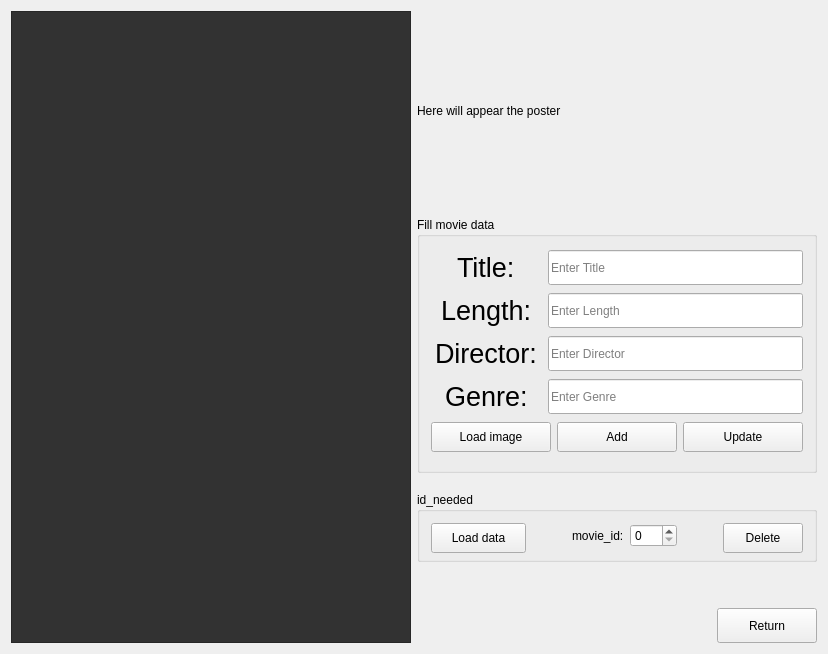
The window that MovieManager.ui (JustKoshi/QTCinemaProject) describes before a commit, drawn with Qt 5.
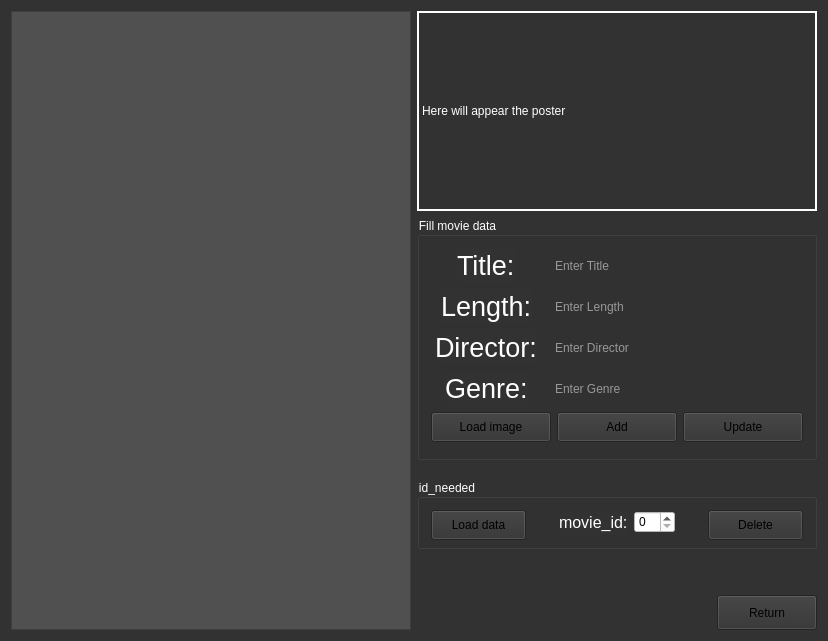
The same window after the commit.

```diff
--- a/MovieManager.ui
+++ b/MovieManager.ui
@@ -7,13 +7,18 @@
     <x>0</x>
     <y>0</y>
     <width>828</width>
-    <height>654</height>
+    <height>641</height>
    </rect>
   </property>
   <property name="windowTitle">
    <string>MovieManager</string>
   </property>
   <widget class="QWidget" name="centralWidget">
+   <property name="styleSheet">
+    <string notr="true">QWidget{
+background-color: rgb(50,50,50);
+}</string>
+   </property>
    <layout class="QHBoxLayout" name="horizontalLayout_3">
     <item>
      <layout class="QHBoxLayout" name="horizontalLayout_2" stretch="0,0">
@@ -27,7 +32,8 @@
         </property>
         <property name="styleSheet">
          <string notr="true">QTableView{
-background-color: rgb(50, 50, 50);
+background-color: rgb(80,80, 80);
+color: white;
 }</string>
         </property>
        </widget>
@@ -52,7 +58,10 @@
            <enum>Qt::LeftToRight</enum>
           </property>
           <property name="styleSheet">
-           <string notr="true"/>
+           <string notr="true">QLabel{
+color: white;
+border: 2px solid white;
+}</string>
           </property>
           <property name="text">
            <string>Here will appear the poster</string>
@@ -63,6 +72,11 @@
          <layout class="QVBoxLayout" name="verticalLayout">
           <item>
            <widget class="QGroupBox" name="groupBox_2">
+            <property name="styleSheet">
+             <string notr="true">QGroupBox{
+color: white;
+}</string>
+            </property>
             <property name="title">
              <string>Fill movie data</string>
             </property>
@@ -86,9 +100,15 @@
                 <widget class="QLabel" name="label">
                  <property name="font">
                   <font>
+                   <family>Arial</family>
                    <pointsize>20</pointsize>
                   </font>
                  </property>
+                 <property name="styleSheet">
+                  <string notr="true">QLabel{
+color: white;
+}</string>
+                 </property>
                  <property name="text">
                   <string>Title:</string>
                  </property>
@@ -115,6 +135,18 @@
                    <height>35</height>
                   </size>
                  </property>
+                 <property name="styleSheet">
+                  <string notr="true">QLineEdit{
+border: none;
+border-bottom: 3px solid rbg(255,255,255);
+background-color: Transparent;
+color: white;
+padding:5px 5px 5px 5px;
+}
+QLineEdit:Focus{
+border:2px solid rgb(255,255,255);
+}</string>
+                 </property>
                  <property name="placeholderText">
                   <string>Enter Title</string>
                  </property>
@@ -141,9 +173,15 @@
                 <widget class="QLabel" name="label_2">
                  <property name="font">
                   <font>
+                   <family>Arial</family>
                    <pointsize>20</pointsize>
                   </font>
                  </property>
+                 <property name="styleSheet">
+                  <string notr="true">QLabel{
+color: white;
+}</string>
+                 </property>
                  <property name="text">
                   <string>Length:</string>
                  </property>
@@ -170,6 +208,18 @@
                    <height>35</height>
                   </size>
                  </property>
+                 <property name="styleSheet">
+                  <string notr="true">QLineEdit{
+border: none;
+border-bottom: 3px solid rbg(255,255,255);
+background-color: Transparent;
+color: white;
+padding:5px 5px 5px 5px;
+}
+QLineEdit:Focus{
+border:2px solid rgb(255,255,255);
+}</string>
+                 </property>
                  <property name="text">
                   <string/>
                  </property>
@@ -199,9 +249,15 @@
                 <widget class="QLabel" name="label_3">
                  <property name="font">
                   <font>
+                   <family>Arial</family>
                    <pointsize>20</pointsize>
                   </font>
                  </property>
+                 <property name="styleSheet">
+                  <string notr="true">QLabel{
+color: white;
+}</string>
+                 </property>
                  <property name="text">
                   <string>Director:</string>
                  </property>
@@ -228,6 +284,18 @@
                    <height>35</height>
                   </size>
                  </property>
+                 <property name="styleSheet">
+                  <string notr="true">QLineEdit{
+border: none;
+border-bottom: 3px solid rbg(255,255,255);
+background-color: Transparent;
+color: white;
+padding:5px 5px 5px 5px;
+}
+QLineEdit:Focus{
+border:2px solid rgb(255,255,255);
+}</string>
+                 </property>
                  <property name="placeholderText">
                   <string>Enter Director</string>
                  </property>
@@ -254,9 +322,15 @@
                 <widget class="QLabel" name="label_4">
                  <property name="font">
                   <font>
+                   <family>Arial</family>
                    <pointsize>20</pointsize>
                   </font>
                  </property>
+                 <property name="styleSheet">
+                  <string notr="true">QLabel{
+color: white;
+}</string>
+                 </property>
                  <property name="text">
                   <string>Genre:</string>
                  </property>
@@ -283,6 +357,18 @@
                    <height>35</height>
                   </size>
                  </property>
+                 <property name="styleSheet">
+                  <string notr="true">QLineEdit{
+border: none;
+border-bottom: 3px solid rbg(255,255,255);
+background-color: Transparent;
+color: white;
+padding:5px 5px 5px 5px;
+}
+QLineEdit:Focus{
+border:2px solid rgb(255,255,255);
+}</string>
+                 </property>
                  <property name="placeholderText">
                   <string>Enter Genre</string>
                  </property>
@@ -360,6 +446,11 @@
               <height>70</height>
              </size>
             </property>
+            <property name="styleSheet">
+             <string notr="true">QGroupBox{
+color: white;
+}</string>
+            </property>
             <property name="title">
              <string>id_needed</string>
             </property>
@@ -397,13 +488,29 @@
                </item>
                <item>
                 <widget class="QLabel" name="label_5">
+                 <property name="font">
+                  <font>
+                   <pointsize>12</pointsize>
+                  </font>
+                 </property>
+                 <property name="styleSheet">
+                  <string notr="true">QLabel{
+color:white;
+}</string>
+                 </property>
                  <property name="text">
                   <string>movie_id:</string>
                  </property>
                 </widget>
                </item>
                <item>
-                <widget class="QSpinBox" name="spinBox_movie_id"/>
+                <widget class="QSpinBox" name="spinBox_movie_id">
+                 <property name="styleSheet">
+                  <string notr="true">QSpinBox{
+background-color: white;
+}</string>
+                 </property>
+                </widget>
                </item>
                <item>
                 <spacer name="horizontalSpacer">
@@ -425,7 +532,7 @@
                 <widget class="QPushButton" name="pushButton_delete_movie">
                  <property name="minimumSize">
                   <size>
-                   <width>0</width>
+                   <width>95</width>
                    <height>30</height>
                   </size>
                  </property>
```
